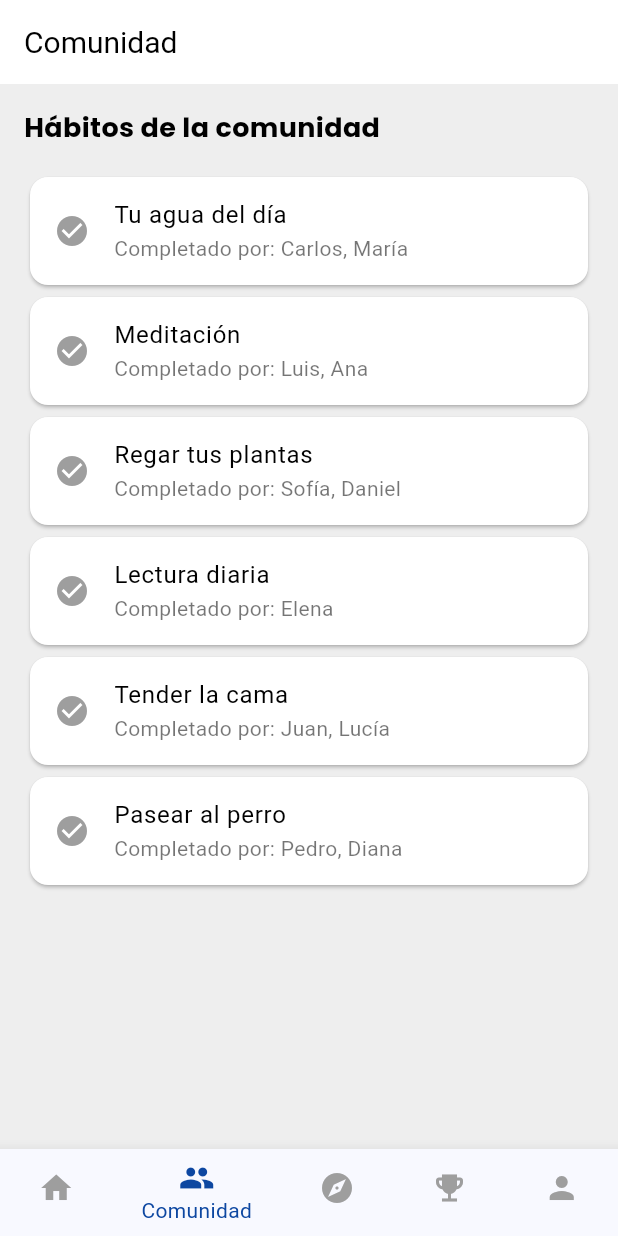
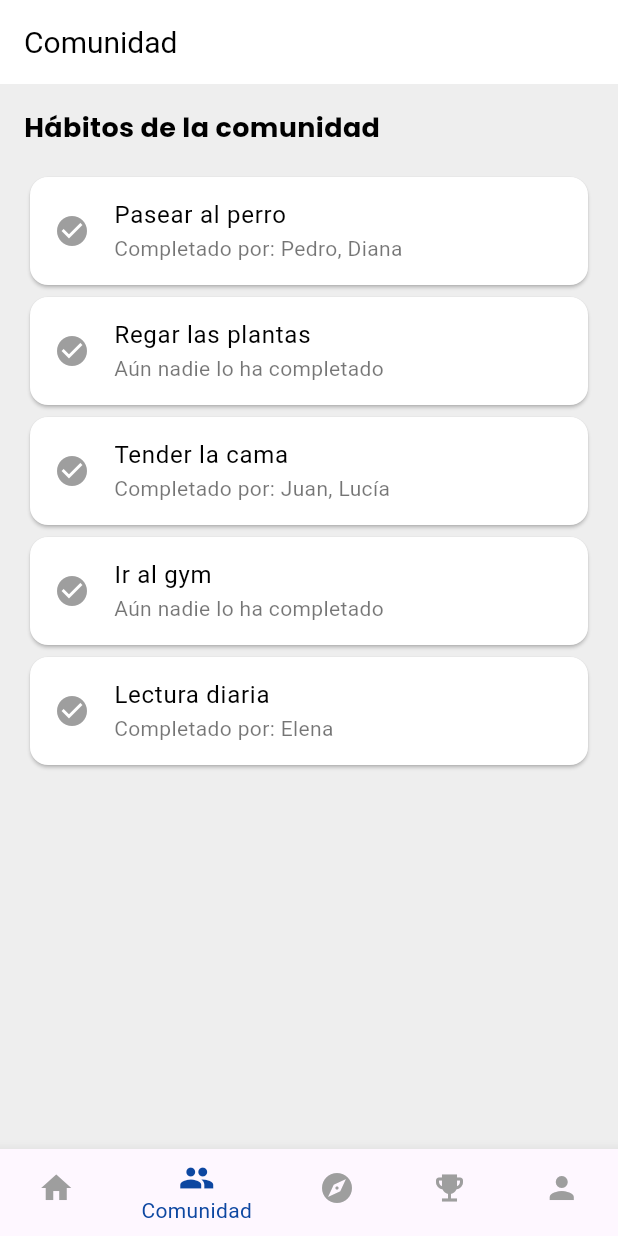
Before and after one commit to victortelles/Habit-Hub, a Flutter app: the screen it shows after launch, item 3 of the bottom bar chosen, after a tap on "Comunidad 👥", on a phone screen of 412 x 824 dp. Run offline on Flutter 3.47's test engine with Material 3 defaults, Android fonts, the phone set to English and light mode, and no system bars; our stand-ins replace google_fonts.

Commit message:
Dark mode fixing, provider addition, profile page

```diff
--- a/lib/main.dart
+++ b/lib/main.dart
@@ -1,9 +1,15 @@
-// main.dart
 import 'package:flutter/material.dart';
-import './screens/home.dart'; // Asegúrate de que la ruta sea correcta
+import 'package:provider/provider.dart';
+import './screens/home.dart';
+import './providers/app_state.dart';
 
 void main() {
-  runApp(const MyApp());
+  runApp(
+    ChangeNotifierProvider(
+      create: (context) => AppState(),
+      child: const MyApp(),
+    ),
+  );
 }
 
 class MyApp extends StatelessWidget {
@@ -11,15 +17,13 @@ class MyApp extends StatelessWidget {
 
   @override
   Widget build(BuildContext context) {
-    return MaterialApp(
-      title: 'Plantilla App Movil',
-      theme: ThemeData(
-        colorScheme: ColorScheme.fromSeed(
-          seedColor: const Color.fromARGB(255, 95, 163, 236),
-        ),
-        useMaterial3: true,
+    return ChangeNotifierProvider(
+      create: (context) => AppState(),
+      child: MaterialApp(
+        title: 'Habit Hub',
+        debugShowCheckedModeBanner: false,
+        home: HomeScreen(),
       ),
-      home: HomeScreen(), // Aquí se está utilizando MyHomePage desde home.dart
     );
   }
 }
--- /dev/null
+++ b/lib/providers/app_state.dart
@@ -0,0 +1,25 @@
+import 'package:flutter/material.dart';
+
+class AppState with ChangeNotifier {
+  bool _isDarkMode = false;
+  Map<String, bool> _habitStatus = {
+    'Pasear al perro': false,
+    'Regar las plantas': false,
+    'Tender la cama': false,
+    'Ir al gym': false,
+    'Lectura diaria': false,
+  };
+
+  bool get isDarkMode => _isDarkMode;
+  Map<String, bool> get habitStatus => _habitStatus;
+
+  void toggleDarkMode() {
+    _isDarkMode = !_isDarkMode;
+    notifyListeners();
+  }
+
+  void updateHabit(String habit, bool status) {
+    _habitStatus[habit] = status;
+    notifyListeners();
+  }
+}
--- a/lib/screens/community.dart
+++ b/lib/screens/community.dart
@@ -1,14 +1,12 @@
 import 'package:flutter/material.dart';
 import 'package:google_fonts/google_fonts.dart';
+import 'package:habit_hub/screens/profile.dart';
 import 'home.dart';
 import '../widgets/nav_bar.dart';
+import 'package:provider/provider.dart';
+import '../providers/app_state.dart';
 
 class CommunityScreen extends StatefulWidget {
-  final Map<String, bool> habitStatus;
-  final bool isDarkMode;
-
-  CommunityScreen({required this.habitStatus, required this.isDarkMode});
-
   @override
   _CommunityScreenState createState() => _CommunityScreenState();
 }
@@ -26,12 +24,20 @@ class _CommunityScreenState extends State<CommunityScreen> {
   int _selectedIndex = 1;
 
   void _onItemTapped(int index) {
+    var appState = Provider.of<AppState>(context, listen: false);
+
     if (index == 0) {
       Navigator.push(
         context,
         MaterialPageRoute(
-          builder: (context) => HomeScreen(
-          ),
+          builder: (context) => HomeScreen(),
+        ),
+      );
+    } else if (index == 4) {
+      Navigator.push(
+        context,
+        MaterialPageRoute(
+          builder: (context) => ProfileScreen(),
         ),
       );
     } else {
@@ -43,13 +49,15 @@ class _CommunityScreenState extends State<CommunityScreen> {
 
   @override
   Widget build(BuildContext context) {
+    var appState = Provider.of<AppState>(context);
+
     return Scaffold(
-      backgroundColor: widget.isDarkMode ? Colors.black : Colors.grey[200],
+      backgroundColor: appState.isDarkMode ? Colors.black : Colors.grey[200],
       appBar: AppBar(
         automaticallyImplyLeading: false,
         title: Text("Comunidad"),
-        titleTextStyle: TextStyle(color: widget.isDarkMode ? Colors.white : Colors.black, fontSize: 20),
-        backgroundColor: widget.isDarkMode ? Colors.grey[900] : Colors.white,
+        titleTextStyle: TextStyle(color: appState.isDarkMode ? Colors.white : Colors.black, fontSize: 20),
+        backgroundColor: appState.isDarkMode ? Colors.grey[900] : Colors.white,
       ),
       body: Padding(
         padding: const EdgeInsets.all(16.0),
@@ -58,22 +66,22 @@ class _CommunityScreenState extends State<CommunityScreen> {
           children: [
             Text("Hábitos de la comunidad",
                 style: GoogleFonts.poppins(
-                    fontSize: 18, fontWeight: FontWeight.bold, color: widget.isDarkMode ? Colors.white : Colors.black)),
+                    fontSize: 18, fontWeight: FontWeight.bold, color: appState.isDarkMode ? Colors.white : Colors.black)),
             SizedBox(height: 16),
             Expanded(
               child: ListView.builder(
-                itemCount: widget.habitStatus.keys.length,
+                itemCount: appState.habitStatus.keys.length,
                 itemBuilder: (context, index) {
-                  String habit = widget.habitStatus.keys.elementAt(index);
-                  bool isCompleted = widget.habitStatus[habit] ?? false;
+                  String habit = appState.habitStatus.keys.elementAt(index);
+                  bool isCompleted = appState.habitStatus[habit] ?? false;
                   List<String> friends = friendsProgress[habit] ?? [];
                   return Card(
-                    color: widget.isDarkMode ? Colors.grey[800] : Colors.white,
+                    color: appState.isDarkMode ? Colors.grey[800] : Colors.white,
                     child: ListTile(
-                      title: Text(habit, style: TextStyle(color: widget.isDarkMode ? Colors.white : Colors.black)),
+                      title: Text(habit, style: TextStyle(color: appState.isDarkMode ? Colors.white : Colors.black)),
                       subtitle: Text(
                         friends.isNotEmpty ? "Completado por: ${friends.join(", ")}" : "Aún nadie lo ha completado",
-                        style: TextStyle(color: widget.isDarkMode ? Colors.white70 : Colors.black54),
+                        style: TextStyle(color: appState.isDarkMode ? Colors.white70 : Colors.black54),
                       ),
                       leading: Icon(
                         Icons.check_circle,
--- a/lib/screens/home.dart
+++ b/lib/screens/home.dart
@@ -1,8 +1,11 @@
 import 'package:flutter/material.dart';
 import 'package:google_fonts/google_fonts.dart';
 import 'package:intl/intl.dart';
+import 'package:provider/provider.dart';
 import 'community.dart';
-import '../widgets/nav_bar.dart'; // Importar el archivo con el BottomNavBar
+import 'profile.dart';
+import '../widgets/nav_bar.dart';
+import '../providers/app_state.dart';
 
 class HomeScreen extends StatefulWidget {
   @override
@@ -10,27 +13,23 @@ class HomeScreen extends StatefulWidget {
 }
 
 class _HomeScreenState extends State<HomeScreen> {
-  Map<String, bool> habitStatus = {
-    "Tu agua del día": false,
-    "Meditación": false,
-    "Regar tus plantas": false,
-    "Lectura diaria": false,
-    "Tender la cama": false,
-    "Pasear al perro": false
-  };
-
-  bool isDarkMode = false;
   int _selectedIndex = 0;
 
   void _onItemTapped(int index) {
+    var appState = Provider.of<AppState>(context, listen: false);
+
     if (index == 1) {
       Navigator.push(
         context,
         MaterialPageRoute(
-          builder: (context) => CommunityScreen(
-            habitStatus: habitStatus,
-            isDarkMode: isDarkMode,
+          builder: (context) => CommunityScreen(),
         ),
+      );
+    } else if (index == 4) {
+      Navigator.push(
+        context,
+        MaterialPageRoute(
+          builder: (context) => ProfileScreen(),
         ),
       );
     } else {
@@ -42,23 +41,23 @@ class _HomeScreenState extends State<HomeScreen> {
 
   @override
   Widget build(BuildContext context) {
+    var appState = Provider.of<AppState>(context);
+
     return Scaffold(
-      backgroundColor: isDarkMode ? Colors.black : Colors.grey[200],
+      backgroundColor: appState.isDarkMode ? Colors.black : Colors.grey[200],
       appBar: AppBar(
         automaticallyImplyLeading: false,
         title: Text("Habit Hub"),
-        titleTextStyle: TextStyle(color: isDarkMode ? Colors.white : Colors.black, fontSize: 20),
+        titleTextStyle: TextStyle(color: appState.isDarkMode ? Colors.white : Colors.black, fontSize: 20),
         actions: [
           IconButton(
-            icon: Icon(isDarkMode ? Icons.wb_sunny : Icons.nightlight_round, color: Colors.white),
+            icon: Icon(appState.isDarkMode ? Icons.wb_sunny: Icons.nightlight_round, color: Colors.blue.shade900),
             onPressed: () {
-              setState(() {
-                isDarkMode = !isDarkMode;
-              });
+              appState.toggleDarkMode();
             },
           )
         ],
-        backgroundColor: isDarkMode ? Colors.black : Colors.grey[200],
+        backgroundColor: appState.isDarkMode ? Colors.black : Colors.grey[200],
       ),
       body: SafeArea(
         child: Padding(
@@ -66,16 +65,16 @@ class _HomeScreenState extends State<HomeScreen> {
           child: Column(
             crossAxisAlignment: CrossAxisAlignment.start,
             children: [
-              _buildHeader(),
+              _buildHeader(appState),
               SizedBox(height: 16),
-              _buildDateSelector(),
+              _buildDateSelector(appState),
               SizedBox(height: 16),
-              _buildProgressCard(context),
+              _buildProgressCard(appState),
               SizedBox(height: 16),
-              _buildCommunity(context),
+              _buildCommunity(appState),
               SizedBox(height: 16),
-              Text("Tus hábitos", style: GoogleFonts.poppins(fontSize: 18, fontWeight: FontWeight.bold, color: isDarkMode ? Colors.white : Colors.black)),
-              Expanded(child: _buildHabitsList(context)),
+              Text("Tus hábitos", style: GoogleFonts.poppins(fontSize: 18, fontWeight: FontWeight.bold, color: appState.isDarkMode ? Colors.white : Colors.black)),
+              Expanded(child: _buildHabitsList(appState)),
             ],
           ),
         ),
@@ -87,7 +86,7 @@ class _HomeScreenState extends State<HomeScreen> {
     );
   }
 
-  Widget _buildHeader() {
+  Widget _buildHeader(AppState appState) {
     return Row(
       mainAxisAlignment: MainAxisAlignment.spaceBetween,
       children: [
@@ -99,7 +98,7 @@ class _HomeScreenState extends State<HomeScreen> {
               style: GoogleFonts.poppins(
                 fontSize: 22,
                 fontWeight: FontWeight.bold,
-                color: isDarkMode ? Colors.white : Colors.black,
+                color: appState.isDarkMode ? Colors.white : Colors.black,
               ),
             ),
             Text("Listo para empezar tu día",
@@ -111,7 +110,7 @@ class _HomeScreenState extends State<HomeScreen> {
     );
   }
 
-  Widget _buildDateSelector() {
+  Widget _buildDateSelector(AppState appState) {
     DateTime today = DateTime.now();
     return Row(
       mainAxisAlignment: MainAxisAlignment.spaceBetween,
@@ -119,7 +118,7 @@ class _HomeScreenState extends State<HomeScreen> {
         DateTime date = today.subtract(Duration(days: today.weekday - 1)).add(Duration(days: index));
         return Column(
           children: [
-          Text(DateFormat('E').format(date), style: TextStyle(color: isDarkMode ? Colors.white : Colors.black)),
+            Text(DateFormat('E').format(date), style: TextStyle(color: appState.isDarkMode ? Colors.white : Colors.black)),
             CircleAvatar(
               radius: 16,
               backgroundColor: index == today.weekday - 1 ? Colors.blue.shade900 : Colors.white,
@@ -134,9 +133,9 @@ class _HomeScreenState extends State<HomeScreen> {
     );
   }
 
-  Widget _buildProgressCard(BuildContext context) {
-    int completedHabits = habitStatus.values.where((status) => status).length;
-    int totalHabits = habitStatus.length;
+  Widget _buildProgressCard(AppState appState) {
+    int completedHabits = appState.habitStatus.values.where((status) => status).length;
+    int totalHabits = appState.habitStatus.length;
     double progress = totalHabits > 0 ? completedHabits / totalHabits : 0;
     Color cardColor = progress == 1.0 ? Colors.green : Colors.blue.shade900;
 
@@ -171,16 +170,13 @@ class _HomeScreenState extends State<HomeScreen> {
     );
   }
 
-  Widget _buildCommunity(BuildContext context) {
+  Widget _buildCommunity(AppState appState) {
     return GestureDetector(
       onTap: () {
         Navigator.push(
           context,
           MaterialPageRoute(
-          builder: (context) => CommunityScreen(
-            habitStatus: habitStatus,
-            isDarkMode: isDarkMode,
-          ),
+            builder: (context) => CommunityScreen(),
           ),
         );
       },
@@ -196,22 +192,21 @@ class _HomeScreenState extends State<HomeScreen> {
     );
   }
 
-
-  Widget _buildHabitsList(BuildContext context) {
+  Widget _buildHabitsList(AppState appState) {
     return ListView(
-      children: habitStatus.keys.map((habit) => GestureDetector(
+      children: appState.habitStatus.keys.map((habit) => GestureDetector(
         onTap: () {
-              setState(() {
-                habitStatus[habit] = !habitStatus[habit]!;
-              });
+          // Cambia el estado del hábito (de true a false o viceversa)
+          appState.updateHabit(habit, !appState.habitStatus[habit]!);
         },
         child: Card(
-              color: isDarkMode ? Colors.grey.shade800 : Colors.grey.shade300,
+          color: appState.isDarkMode ? Colors.grey.shade800 : Colors.grey.shade300,
           child: ListTile(
-                title: Text(habit), textColor: isDarkMode ? Colors.white : Colors.black,
+            title: Text(habit),
+            textColor: appState.isDarkMode ? Colors.white : Colors.black,
             leading: Icon(
               Icons.check_circle,
-                  color: habitStatus[habit]! ? Colors.blue.shade900 : Colors.grey,
+              color: appState.habitStatus[habit]! ? Colors.blue.shade900 : Colors.grey,
             ),
           ),
         ),
--- a/pubspec.yaml
+++ b/pubspec.yaml
@@ -36,6 +36,7 @@ dependencies:
   # The following adds the Cupertino Icons font to your application.
   # Use with the CupertinoIcons class for iOS style icons.
   cupertino_icons: ^1.0.8
+  provider: ^6.1.2
 
 dev_dependencies:
   flutter_test:
```
Also changed, not shown: lib/screens/profile.dart (added, +106 -0 lines), 4 other files. Lines whose indentation alone changed are shown as unchanged.
